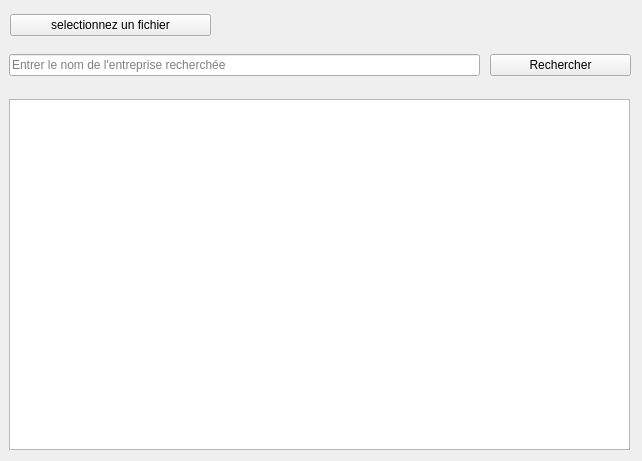
Lauwny/qtafti, file liste_entreprise.ui: the form before one commit.
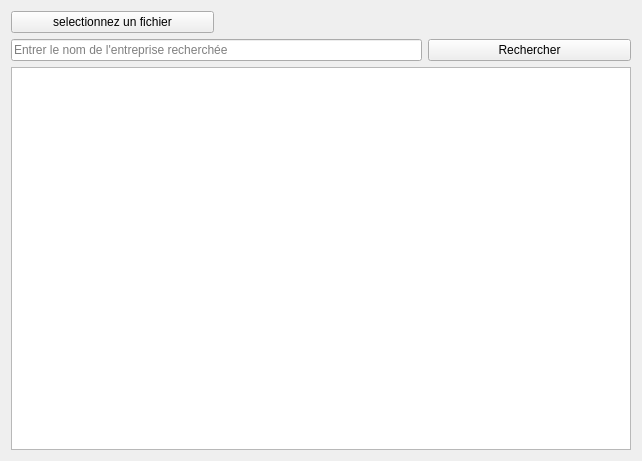
The form after the commit.

The edit to the form file:
```diff
--- a/liste_entreprise.ui
+++ b/liste_entreprise.ui
@@ -13,30 +13,8 @@
   <property name="windowTitle">
    <string>Form</string>
   </property>
-  <widget class="QWidget" name="verticalLayoutWidget">
-   <property name="geometry">
-    <rect>
-     <x>9</x>
-     <y>99</y>
-     <width>621</width>
-     <height>351</height>
-    </rect>
-   </property>
-   <layout class="QVBoxLayout" name="vLayoutEntreprise">
-    <item>
-     <widget class="QTableWidget" name="lvEntreprises"/>
-    </item>
-   </layout>
-  </widget>
-  <widget class="QWidget" name="verticalLayoutWidget_2">
-   <property name="geometry">
-    <rect>
-     <x>10</x>
-     <y>10</y>
-     <width>201</width>
-     <height>31</height>
-    </rect>
-   </property>
+  <layout class="QGridLayout" name="gridLayout">
+   <item row="0" column="0">
    <layout class="QVBoxLayout" name="vLayoutNavbar">
     <item>
      <widget class="QPushButton" name="btnSelect">
@@ -46,16 +24,8 @@
      </widget>
     </item>
    </layout>
-  </widget>
-  <widget class="QWidget" name="verticalLayoutWidget_3">
-   <property name="geometry">
-    <rect>
-     <x>260</x>
-     <y>10</y>
-     <width>381</width>
-     <height>31</height>
-    </rect>
-   </property>
+   </item>
+   <item row="0" column="1" colspan="2">
    <layout class="QVBoxLayout" name="vLayoutNavbar_2">
     <item>
      <widget class="QLabel" name="lblNomFichier">
@@ -65,16 +35,8 @@
      </widget>
     </item>
    </layout>
-  </widget>
-  <widget class="QWidget" name="verticalLayoutWidget_4">
-   <property name="geometry">
-    <rect>
-     <x>9</x>
-     <y>50</y>
-     <width>471</width>
-     <height>31</height>
-    </rect>
-   </property>
+   </item>
+   <item row="1" column="0" colspan="2">
    <layout class="QVBoxLayout" name="vLayoutFilter">
     <item>
      <widget class="QLineEdit" name="leFiltre">
@@ -84,16 +46,8 @@
      </widget>
     </item>
    </layout>
-  </widget>
-  <widget class="QWidget" name="verticalLayoutWidget_5">
-   <property name="geometry">
-    <rect>
-     <x>490</x>
-     <y>50</y>
-     <width>141</width>
-     <height>31</height>
-    </rect>
-   </property>
+   </item>
+   <item row="1" column="2">
    <layout class="QVBoxLayout" name="vLayoutFilter_2">
     <item>
      <widget class="QPushButton" name="btnFilter">
@@ -103,7 +57,15 @@
      </widget>
     </item>
    </layout>
-  </widget>
+   </item>
+   <item row="2" column="0" colspan="3">
+    <layout class="QVBoxLayout" name="vLayoutEntreprise">
+     <item>
+      <widget class="QTableWidget" name="lvEntreprises"/>
+     </item>
+    </layout>
+   </item>
+  </layout>
  </widget>
  <resources/>
  <connections/>
```
Lines whose indentation alone changed are shown as unchanged.
